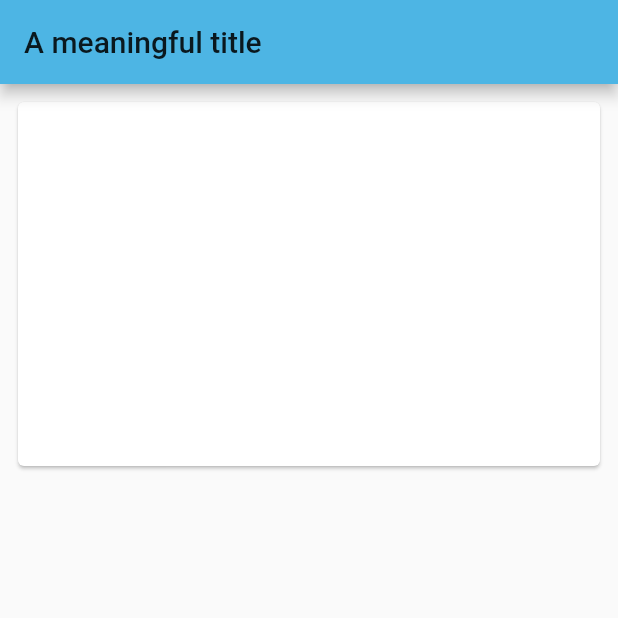
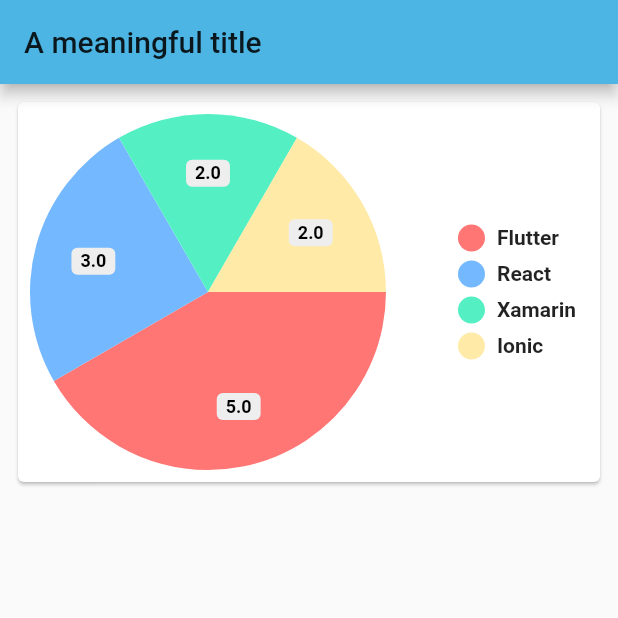
Before and after one commit to student-hub/flutter-workshop, a Flutter app: the screen it shows after launch, on a phone screen of 412 x 824 dp, the top half of it. Run offline on Flutter 3.47's test engine with Material 2 defaults, Android fonts, the phone set to English and light mode, and no system bars; drawn by our look-alikes of pie_chart.

Commit message:
add content

```diff
--- a/lib/main.dart
+++ b/lib/main.dart
@@ -1,4 +1,5 @@
 import 'package:flutter/material.dart';
+import 'package:pie_chart/pie_chart.dart';
 
 void main() {
   runApp(MyApp());
@@ -35,22 +36,21 @@
 class MainPage extends StatelessWidget {
   @override
   Widget build(BuildContext context) {
+    Map<String, double> dataMap = new Map();
+    dataMap.putIfAbsent("Flutter", () => 5);
+    dataMap.putIfAbsent("React", () => 3);
+    dataMap.putIfAbsent("Xamarin", () => 2);
+    dataMap.putIfAbsent("Ionic", () => 2);
+
     return Scaffold(
       appBar: AppBar(
         title: Text('A meaningful title'),
       ),
       body: Padding(
         padding: const EdgeInsets.all(8.0),
-        child: Column(
+        child: ListView(
           children: [
-            Expanded(
-              flex: 1,
-              child: Card(child: Container()),
-            ),
-            Expanded(
-              flex: 2,
-              child: Container(),
-            )
+            Card(child: PieChart(dataMap: dataMap)),
           ],
         ),
       ),
--- a/pubspec.yaml
+++ b/pubspec.yaml
@@ -28,6 +28,8 @@
   # The following adds the Cupertino Icons font to your application.
   # Use with the CupertinoIcons class for iOS style icons.
   cupertino_icons: ^0.1.3
+
+  pie_chart: ^3.1.1
 
 dev_dependencies:
   flutter_test:
```
Also changed, not shown: pubspec.lock, 5 other files.
